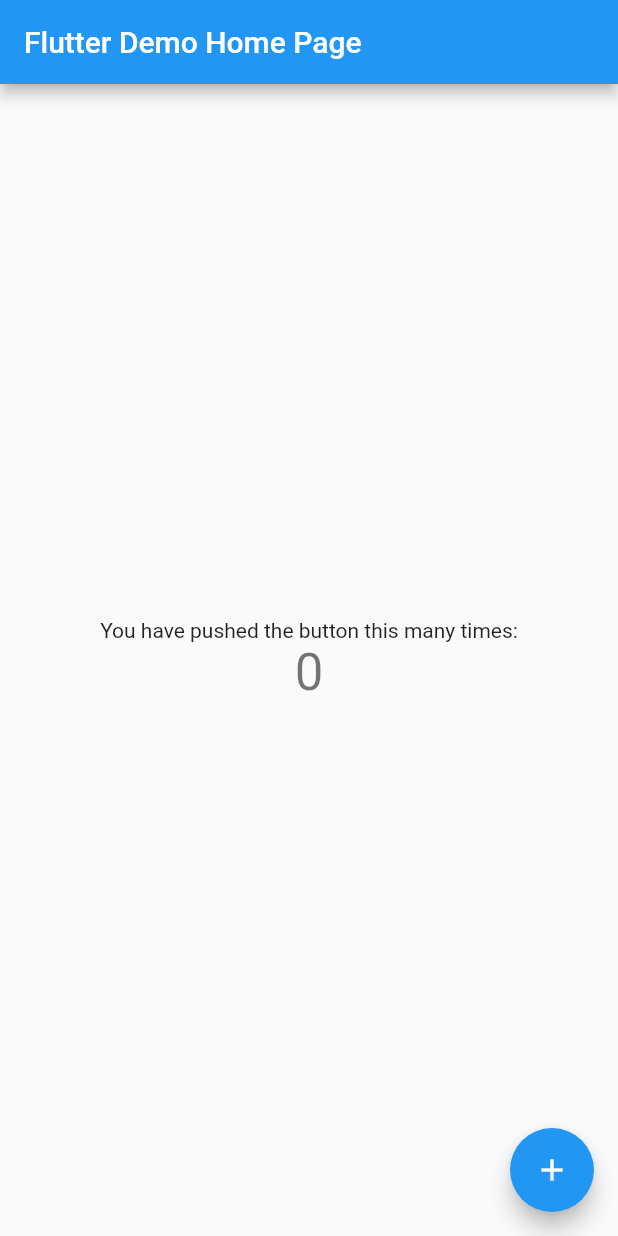
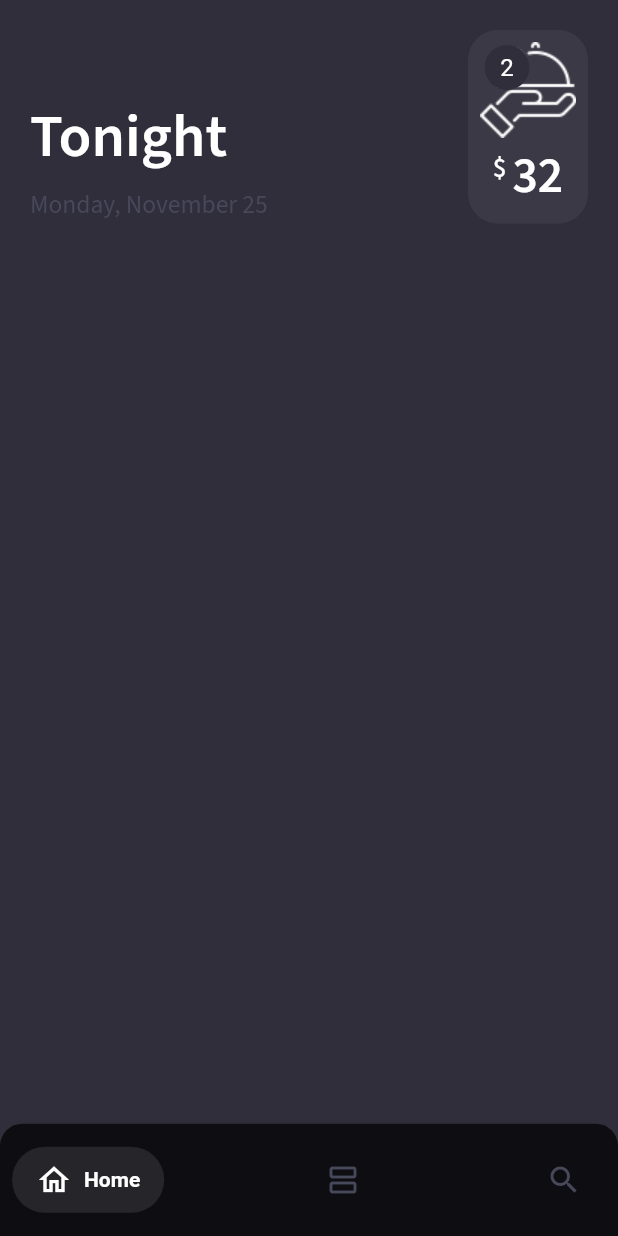
Before and after one commit to akhilaand/restaurant_app_ui_week1, a Flutter app: the screen it shows after launch, on a phone screen of 412 x 824 dp. Run offline on Flutter 3.47's test engine with Material 2 defaults, Android fonts, the phone set to English and light mode, and no system bars; drawn by our look-alikes of salomon_bottom_bar; our stand-ins replace google_fonts.

Commit message:
custom appbar completed

```diff
--- a/lib/main.dart
+++ b/lib/main.dart
@@ -1,4 +1,7 @@
 import 'package:flutter/material.dart';
+import 'package:google_fonts/google_fonts.dart';
+import 'package:restaurant_app_week1/presentation/screens/homeScreen/home_screen.dart';
+import 'package:restaurant_app_week1/utils/color.dart';
 
 void main() {
   runApp(const MyApp());
@@ -11,105 +14,18 @@
   @override
   Widget build(BuildContext context) {
     return MaterialApp(
-      title: 'Flutter Demo',
+      debugShowCheckedModeBanner: false,
+
+
       theme: ThemeData(
-        // This is the theme of your application.
-        //
-        // Try running your application with "flutter run". You'll see the
-        // application has a blue toolbar. Then, without quitting the app, try
-        // changing the primarySwatch below to Colors.green and then invoke
-        // "hot reload" (press "r" in the console where you ran "flutter run",
-        // or simply save your changes to "hot reload" in a Flutter IDE).
-        // Notice that the counter didn't reset back to zero; the application
-        // is not restarted.
+        textTheme: TextTheme(
+          headline1: const TextStyle(color: Colors.green),
+          bodyText2:GoogleFonts.sourceSansPro(color: white,fontSize: 30),
+        ),
+        scaffoldBackgroundColor: primaryColor,
         primarySwatch: Colors.blue,
       ),
-      home: const MyHomePage(title: 'Flutter Demo Home Page'),
+      home: const HomeScreen(),
     );
   }
 }
-
-class MyHomePage extends StatefulWidget {
-  const MyHomePage({super.key, required this.title});
-
-  // This widget is the home page of your application. It is stateful, meaning
-  // that it has a State object (defined below) that contains fields that affect
-  // how it looks.
-
-  // This class is the configuration for the state. It holds the values (in this
-  // case the title) provided by the parent (in this case the App widget) and
-  // used by the build method of the State. Fields in a Widget subclass are
-  // always marked "final".
-
-  final String title;
-
-  @override
-  State<MyHomePage> createState() => _MyHomePageState();
-}
-
-class _MyHomePageState extends State<MyHomePage> {
-  int _counter = 0;
-
-  void _incrementCounter() {
-    setState(() {
-      // This call to setState tells the Flutter framework that something has
-      // changed in this State, which causes it to rerun the build method below
-      // so that the display can reflect the updated values. If we changed
-      // _counter without calling setState(), then the build method would not be
-      // called again, and so nothing would appear to happen.
-      _counter++;
-    });
-  }
-
-  @override
-  Widget build(BuildContext context) {
-    // This method is rerun every time setState is called, for instance as done
-    // by the _incrementCounter method above.
-    //
-    // The Flutter framework has been optimized to make rerunning build methods
-    // fast, so that you can just rebuild anything that needs updating rather
-    // than having to individually change instances of widgets.
-    return Scaffold(
-      appBar: AppBar(
-        // Here we take the value from the MyHomePage object that was created by
-        // the App.build method, and use it to set our appbar title.
-        title: Text(widget.title),
-      ),
-      body: Center(
-        // Center is a layout widget. It takes a single child and positions it
-        // in the middle of the parent.
-        child: Column(
-          // Column is also a layout widget. It takes a list of children and
-          // arranges them vertically. By default, it sizes itself to fit its
-          // children horizontally, and tries to be as tall as its parent.
-          //
-          // Invoke "debug painting" (press "p" in the console, choose the
-          // "Toggle Debug Paint" action from the Flutter Inspector in Android
-          // Studio, or the "Toggle Debug Paint" command in Visual Studio Code)
-          // to see the wireframe for each widget.
-          //
-          // Column has various properties to control how it sizes itself and
-          // how it positions its children. Here we use mainAxisAlignment to
-          // center the children vertically; the main axis here is the vertical
-          // axis because Columns are vertical (the cross axis would be
-          // horizontal).
-          mainAxisAlignment: MainAxisAlignment.center,
-          children: <Widget>[
-            const Text(
-              'You have pushed the button this many times:',
-            ),
-            Text(
-              '$_counter',
-              style: Theme.of(context).textTheme.headline4,
-            ),
-          ],
-        ),
-      ),
-      floatingActionButton: FloatingActionButton(
-        onPressed: _incrementCounter,
-        tooltip: 'Increment',
-        child: const Icon(Icons.add),
-      ), // This trailing comma makes auto-formatting nicer for build methods.
-    );
-  }
-}
--- /dev/null
+++ b/lib/presentation/screens/homeScreen/home_screen.dart
@@ -0,0 +1,102 @@
+import 'package:flutter/material.dart';
+import 'package:restaurant_app_week1/utils/color.dart';
+import 'package:restaurant_app_week1/utils/constants.dart';
+import 'package:salomon_bottom_bar/salomon_bottom_bar.dart';
+
+import '../../widgets/bottom_navigation_bar.dart';
+
+class HomeScreen extends StatelessWidget {
+  const HomeScreen({Key? key}) : super(key: key);
+
+  @override
+  Widget build(BuildContext context) {
+    Size size=MediaQuery.of(context).size;
+    return  Scaffold(
+      bottomNavigationBar: CustomBottomNavigationBar(size: size,),
+      body: ListView(
+        children: [
+          Padding(
+            padding: const EdgeInsets.symmetric(vertical: appPadding,horizontal: appPadding),
+            child: Column(
+              children: [
+                Row(
+                  crossAxisAlignment: CrossAxisAlignment.end,
+                  mainAxisAlignment: MainAxisAlignment.spaceBetween,
+                  children:  [
+                    Column(
+                      crossAxisAlignment: CrossAxisAlignment.start,
+                      children: const [
+                        Text("Tonight",
+                        style: TextStyle(
+                          fontSize: 40,
+                          fontWeight: FontWeight.w600
+                        ),),
+                        SizedBox(
+                          height:5,
+                        ),
+                        Text("Monday, November 25",
+                          style: TextStyle(
+                            color: grey,
+                              fontSize: 17,
+                          ),),
+                      ],
+                    ),
+                    Container(
+
+                      width: 80,
+                      decoration: BoxDecoration(borderRadius: const BorderRadius.all(Radius.circular(20)),
+                        color: Colors.grey.withOpacity(0.1),
+
+                      ),
+                      child: Padding(
+                        padding: const EdgeInsets.all(8.0),
+                        child: Column(
+                          mainAxisAlignment: MainAxisAlignment.center,
+                          children: [
+                            Stack(
+                              children: [
+                                Image.asset("assets/images/food_cart.png"),
+                                const Positioned(
+                                  left: 3,
+                                  top: 2,
+                                  child: CircleAvatar(
+                                    radius:15,
+                                    backgroundColor: Color(0xff302E3B),
+                                    child: Text("2",style: TextStyle(color: white),),
+                                  ),
+                                )
+                              ],
+                            ),
+                            const SizedBox(
+                              height: 2,
+                            ),
+                            Row(
+                              mainAxisAlignment: MainAxisAlignment.center,
+                              crossAxisAlignment: CrossAxisAlignment.start,
+                              mainAxisSize: MainAxisSize.max,
+
+                              children: const [
+                                Padding(
+                                  padding: EdgeInsets.only(top:6.0),
+                                  child: Text("\$",style: TextStyle(fontSize: 18,fontWeight: FontWeight.w500),),
+                                ),
+                                SizedBox(
+                                  width: 4,
+                                ),
+                                Text("32",style: TextStyle(fontSize: 33,fontWeight: FontWeight.w600),),
+                              ],
+                            )
+                          ],
+                        ),
+                      ),
+                    )
+                  ],
+                )
+              ],
+            ),
+          )
+        ],
+      ),
+    );
+  }
+}
--- /dev/null
+++ b/lib/presentation/widgets/bottom_navigation_bar.dart
@@ -0,0 +1,62 @@
+import 'package:flutter/material.dart';
+import 'package:salomon_bottom_bar/salomon_bottom_bar.dart';
+
+import '../../utils/color.dart';
+
+class CustomBottomNavigationBar extends StatefulWidget {
+  const CustomBottomNavigationBar({
+    Key? key,
+    required this.size,
+  }) : super(key: key);
+
+  final Size size;
+
+  @override
+  State<CustomBottomNavigationBar> createState() => _CustomBottomNavigationBarState();
+}
+
+class _CustomBottomNavigationBarState extends State<CustomBottomNavigationBar> {
+  int currentIndex=0;
+  @override
+  Widget build(BuildContext context) {
+    return Container(
+      height: widget.size.height/11,
+      decoration:  BoxDecoration(
+          color: bottomBarBlack,
+
+          borderRadius: const BorderRadius.only(topLeft: Radius.circular(15),topRight: Radius.circular(15))
+      ),
+      child: SalomonBottomBar(
+        unselectedItemColor: const Color(0xff48485B),
+        selectedItemColor: white,
+        currentIndex: currentIndex,
+
+        onTap: (i) => setState(() => currentIndex = i),
+        items: [
+
+          /// Home
+          SalomonBottomBarItem(
+            icon: const Icon(Icons.home_outlined),
+            title: const Text("Home"),
+
+          ),
+
+          /// Categories
+          SalomonBottomBarItem(
+            icon: const Icon(Icons.view_agenda_outlined),
+            title: const Text("Categories"),
+
+          ),
+
+          /// Search
+          SalomonBottomBarItem(
+            icon: const Icon(Icons.search),
+            title: const Text("Search"),
+          ),
+
+
+        ],
+      ),
+    );
+  }
+}
--- /dev/null
+++ b/lib/utils/color.dart
@@ -0,0 +1,14 @@
+import 'dart:ui';
+import 'package:flutter/material.dart';
+const Color primaryColor=Color(0xff302E3B);
+
+const Color darkGrey=Color(0xff444D4D);
+
+const Color grey=Color(0xff48485B);
+
+const Color lightGrey=Color(0xff797993);
+
+const Color black=Colors.black;
+ Color bottomBarBlack= Colors.black.withOpacity(0.7);
+
+const Color white=Colors.white;
--- /dev/null
+++ b/lib/utils/constants.dart
@@ -0,0 +1 @@
+const appPadding=20.0;
--- a/pubspec.yaml
+++ b/pubspec.yaml
@@ -36,6 +36,8 @@
   # The following adds the Cupertino Icons font to your application.
   # Use with the CupertinoIcons class for iOS style icons.
   cupertino_icons: ^1.0.2
+  google_fonts: ^3.0.1
+  salomon_bottom_bar: ^3.3.1
 
 dev_dependencies:
   flutter_test:
@@ -60,8 +62,8 @@
   uses-material-design: true
 
   # To add assets to your application, add an assets section, like this:
-  # assets:
-  #   - images/a_dot_burr.jpeg
+  assets:
+    - assets/images/
   #   - images/a_dot_ham.jpeg
 
   # An image asset can refer to one or more resolution-specific "variants", see
```
Also changed, not shown: assets/images/food_cart.png (added), pubspec.lock, 2 other files.
